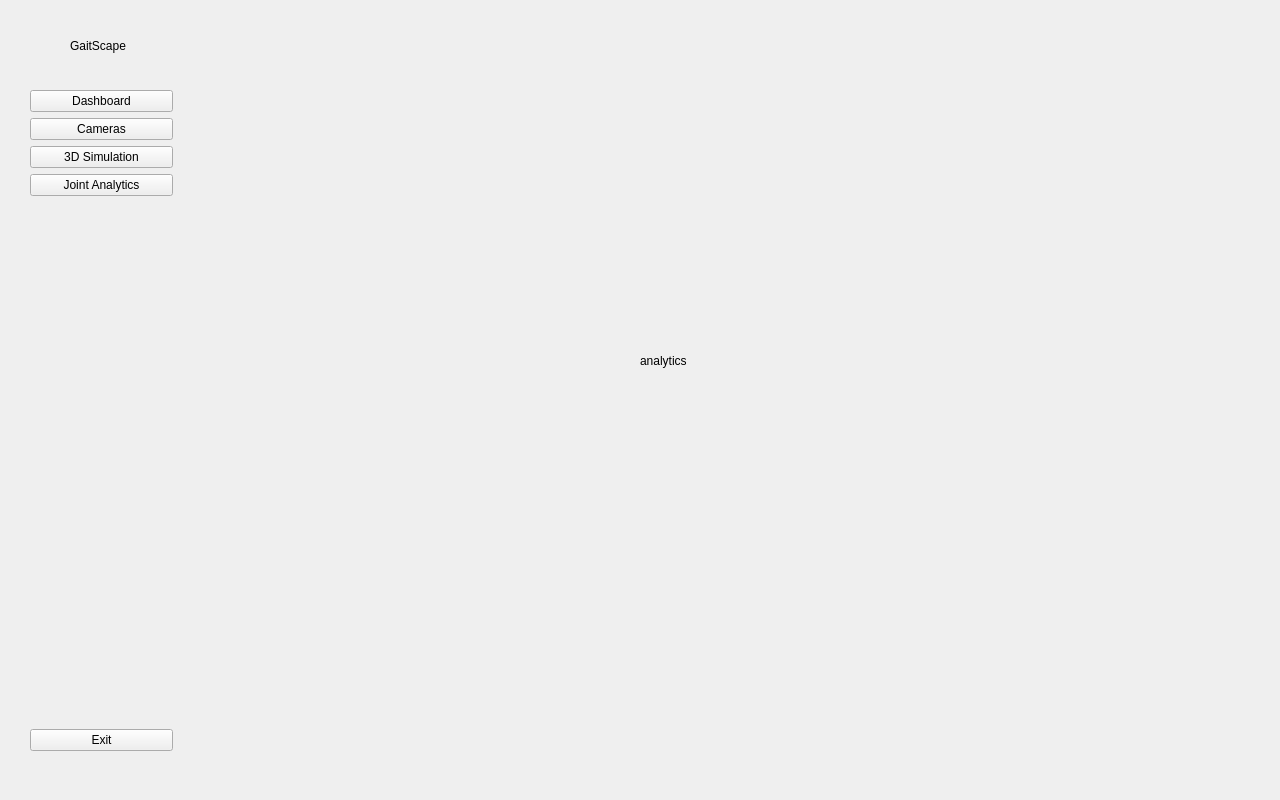
Qt form final_ui/final.ui (mattorga/thesis) before a commit.
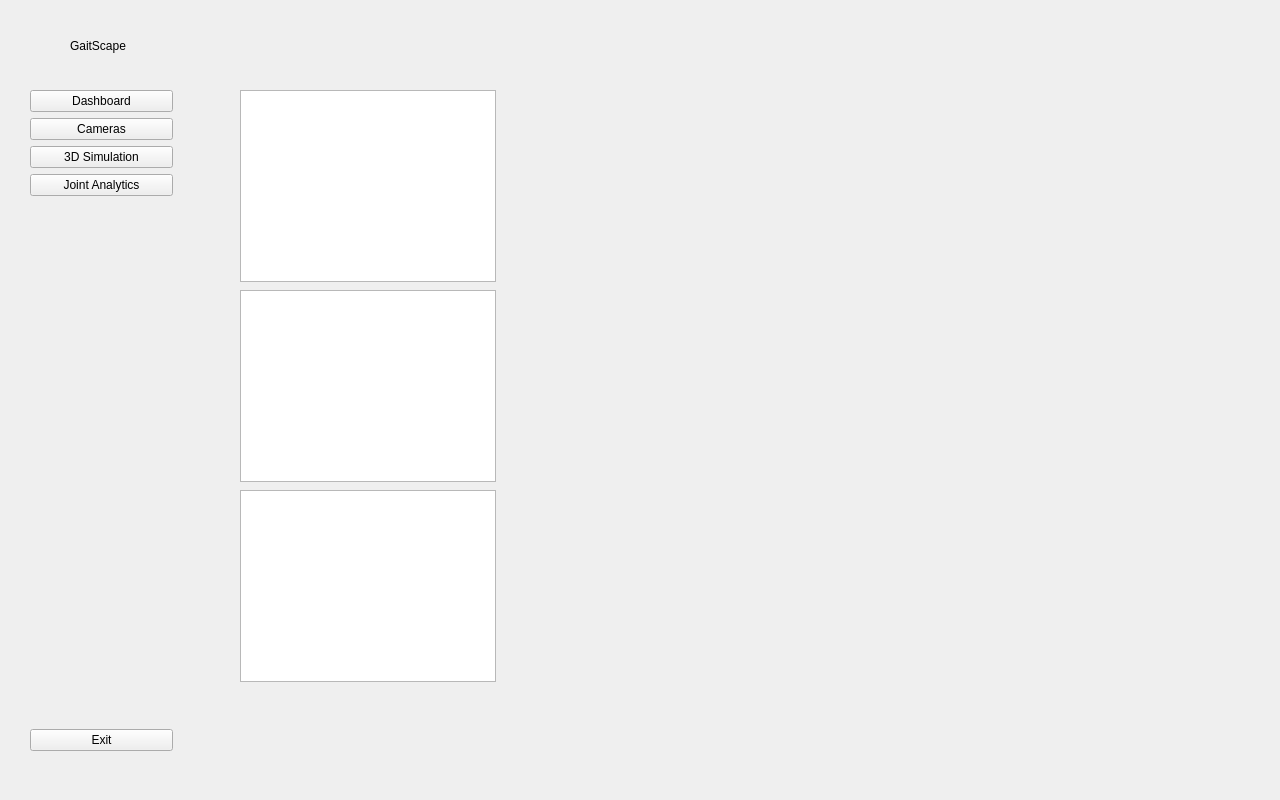
The same form after that commit. The open tabs and pages were chosen to show the change.

Diff of the .ui file:
```diff
--- a/final_ui/final.ui
+++ b/final_ui/final.ui
@@ -149,7 +149,7 @@
       <x>210</x>
       <y>20</y>
       <width>1051</width>
-      <height>761</height>
+      <height>751</height>
      </rect>
     </property>
     <property name="currentIndex">
@@ -413,17 +413,34 @@
      </widget>
     </widget>
     <widget class="QWidget" name="analyticsPage">
-     <widget class="QLabel" name="analyticsLabel">
+     <widget class="QTableWidget" name="tableWidget">
       <property name="geometry">
        <rect>
-        <x>430</x>
-        <y>310</y>
-        <width>131</width>
-        <height>61</height>
+        <x>30</x>
+        <y>70</y>
+        <width>256</width>
+        <height>192</height>
        </rect>
       </property>
-      <property name="text">
-       <string>analytics</string>
+     </widget>
+     <widget class="QTableWidget" name="tableWidget_2">
+      <property name="geometry">
+       <rect>
+        <x>30</x>
+        <y>270</y>
+        <width>256</width>
+        <height>192</height>
+       </rect>
+      </property>
+     </widget>
+     <widget class="QTableWidget" name="tableWidget_3">
+      <property name="geometry">
+       <rect>
+        <x>30</x>
+        <y>470</y>
+        <width>256</width>
+        <height>192</height>
+       </rect>
       </property>
      </widget>
     </widget>
```
